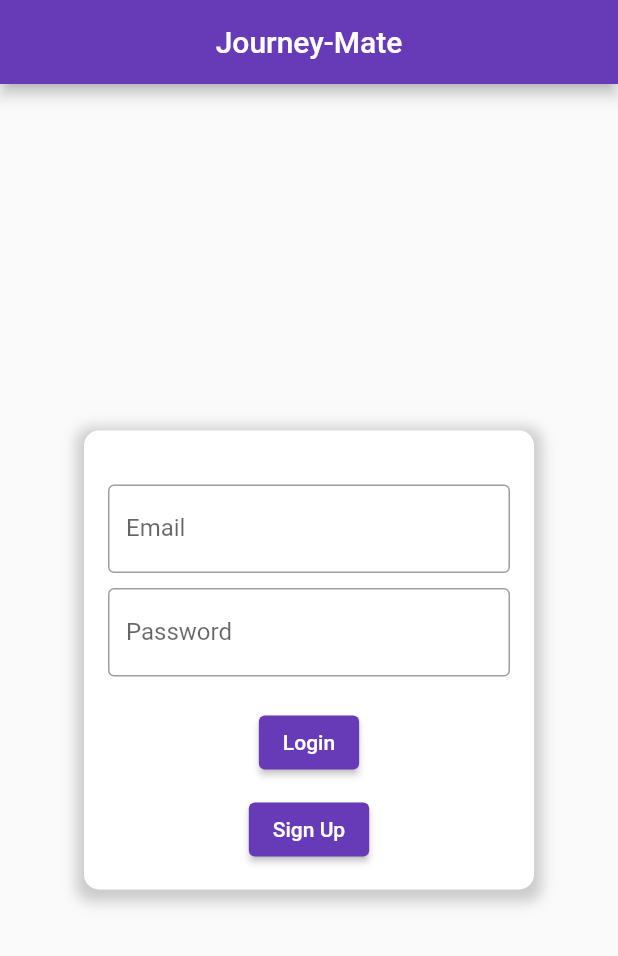
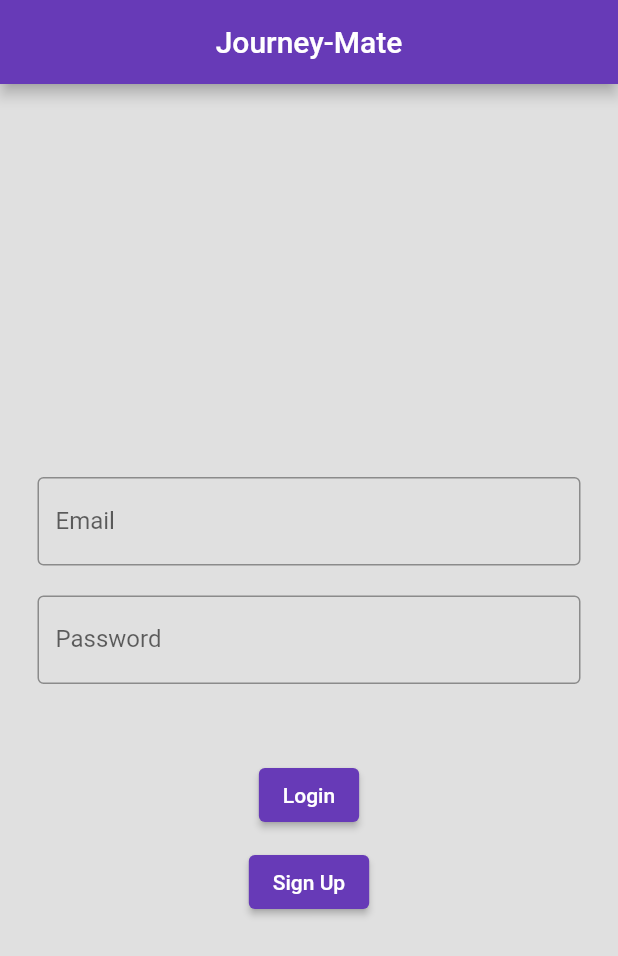
Before and after one commit to ranvirpawar/Jmate, a Flutter app: the screen it shows after launch, on a phone screen of 412 x 824 dp. Shown: the top 956 px of the screen. Run offline on Flutter 3.47's test engine with Material 2 defaults, Android fonts, the phone set to English and light mode, and no system bars; our stand-ins replace cloud_firestore, firebase_auth, firebase_core, firebase_database, flutter_datetime_picker, google_fonts; accounts and stored records are empty.

Commit message:
removed container from login_page

```diff
--- a/lib/login_page.dart
+++ b/lib/login_page.dart
@@ -29,34 +29,22 @@ class _LoginPageState extends State<LoginPage> {
         ),
         centerTitle: true,
       ),
-      body: Center(
-        child: Container(
-          padding: EdgeInsets.all(16.0),
-          width: 300,
-          decoration: BoxDecoration(
-            borderRadius: BorderRadius.circular(10.0),
-            color: Colors.white,
-            boxShadow: [
-              BoxShadow(
-                color: Colors.grey.withOpacity(0.5),
-                spreadRadius: 5,
-                blurRadius: 7,
-                offset: Offset(0, 3),
-              ),
-            ],
-          ),
-          child: SingleChildScrollView(
+      backgroundColor: Colors.grey[300],
+      body: SafeArea(
+        child: Padding(
+          padding: const EdgeInsets.symmetric(horizontal: 25.0),
           child: Column(
+            mainAxisAlignment: MainAxisAlignment.center,
             children: [
-                SizedBox(height: 20),
+              SizedBox(height: 50),
               TextFormField(
                 controller: _emailController,
                 decoration: InputDecoration(
                     labelText: 'Email',
                     border: OutlineInputBorder(),
+                    fillColor: Colors.white),
               ),
-                ),
-                SizedBox(height: 10),
+              SizedBox(height: 20),
               TextFormField(
                 controller: _passwordController,
                 decoration: InputDecoration(
@@ -65,7 +53,7 @@ class _LoginPageState extends State<LoginPage> {
                 ),
                 obscureText: true,
               ),
-                SizedBox(height: 20),
+              SizedBox(height: 50),
               ElevatedButton(
                 onPressed: () {
                   login();
@@ -83,7 +71,6 @@ class _LoginPageState extends State<LoginPage> {
                 child: Text("Sign Up"),
               ),
             ],
-            ),
           ),
         ),
       ),
```
Also changed, not shown: lib/auth/signIn.dart (added). Lines whose indentation alone changed are shown as unchanged.
